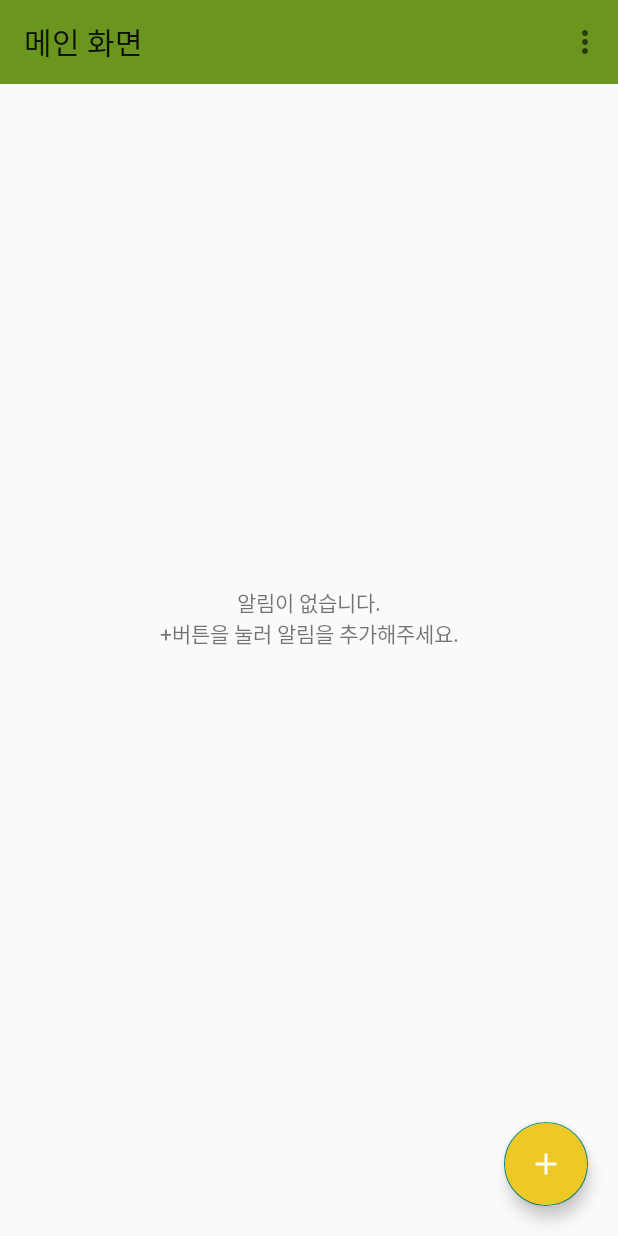
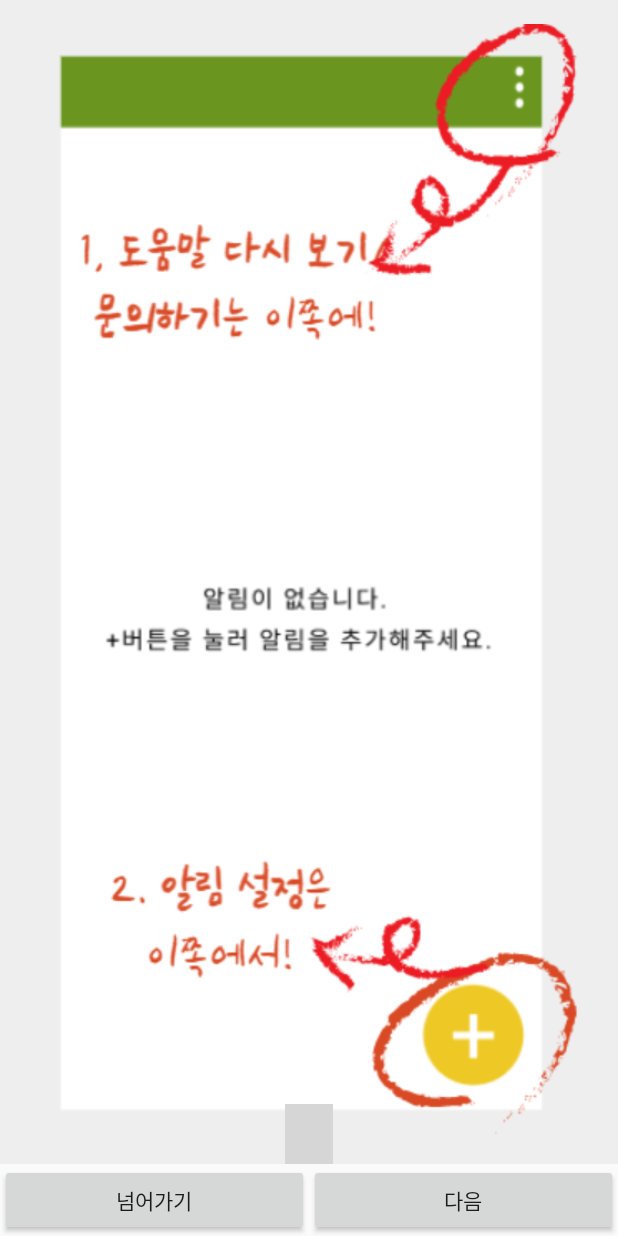
Before and after one commit to minWachya/BlinkingNotification, an Android app: the screen it shows after launch (MainActivity before the commit, HelpActivity after it), in the options menu, after a tap on "도움말 다시보기", on a phone screen of 412 x 824 dp. Run offline under Robolectric (Android 15) with nearby library versions, the phone set to English and light mode, and no system bars; plain views replace CircleIndicator3; 3 statements that could not run were skipped; grey boxes are pictures that could not be loaded.

Commit message:
도움말 기능 완료

```diff
--- a/app/src/main/java/com/example/blinkingnotification/HelpActivity.kt
+++ b/app/src/main/java/com/example/blinkingnotification/HelpActivity.kt
@@ -1,5 +1,6 @@
 package com.example.blinkingnotification
 
+import android.content.Intent
 import androidx.appcompat.app.AppCompatActivity
 import android.os.Bundle
 import android.widget.Toast
@@ -62,26 +63,22 @@ class HelpActivity : AppCompatActivity() {
             when(pager.currentItem){
                 0 -> pager.currentItem = 1
                 1 -> pager.currentItem = 2
-                2 -> {
-                    // 다음에도 보이게 설정
-                    val sharedPreference = getSharedPreferences("help", MODE_PRIVATE)
-                    val editor = sharedPreference.edit()
-                    editor.putBoolean("isShow", true)
-                    editor.apply()
-                    finish()
-                }
+                2 -> binding.btnSkip.callOnClick()  // '넘어가기' 버튼 누른 것과 같은 동작(메인 화면으로 이동)
                 // 디폴트는 시작 페이지로
                 else -> pager.currentItem = 0
             }
         }
-        // '다시 보지 않기' 버튼 클릭
-        binding.btnNeverSee.setOnClickListener {
+        // '넘어가기' 버튼 클릭
+        binding.btnSkip.setOnClickListener {
             // 다음에는 안 보이게 설정
             val sharedPreference = getSharedPreferences("help", MODE_PRIVATE)
             val editor = sharedPreference.edit()
             editor.putBoolean("isShow", false)
             editor.apply()
-            finish()
+
+            // 메인 화면으로 이동
+            val intent = Intent(this@HelpActivity, MainActivity::class.java)
+            startActivity(intent)
             finish()
         }
 
--- a/app/src/main/java/com/example/blinkingnotification/MainActivity.kt
+++ b/app/src/main/java/com/example/blinkingnotification/MainActivity.kt
@@ -17,14 +17,6 @@ class MainActivity : AppCompatActivity() {
         binding = ActivityMainBinding.inflate(layoutInflater)
         val view = binding.root
         setContentView(view)
-
-        // 초기 도움말 화면 보이기
-        val sharedPreference = getSharedPreferences("help", MODE_PRIVATE)
-        val isShow = sharedPreference.getBoolean("isShow", true)
-        if(isShow) {
-            val intent = Intent(this@MainActivity, HelpActivity::class.java)
-            startActivity(intent)
-        }
 
         // 서브 메뉴 달기
         setSupportActionBar(binding.toolBar)
@@ -49,7 +41,10 @@ class MainActivity : AppCompatActivity() {
     override fun onOptionsItemSelected(item: MenuItem): Boolean {
         when (item.itemId) {
             R.id.help -> {
-                Toast.makeText(applicationContext, "도움!", Toast.LENGTH_SHORT).show()
+                // 도움말 액티비티로 이동
+                val intent = Intent(this@MainActivity, HelpActivity::class.java)
+                startActivity(intent)
+                finish()    // 도움말 엑티비티에서 메인 액티비티로 다시 이동하기 때문에 종료
                 return true
             }
             R.id.ask -> {
--- a/app/src/main/java/com/example/blinkingnotification/SplashActivity.kt
+++ b/app/src/main/java/com/example/blinkingnotification/SplashActivity.kt
@@ -17,9 +17,21 @@ class SplashActivity : AppCompatActivity() {
         val view = binding.root
         setContentView(view)
 
-        // 메인 액티비티로 이동
-        val intent = Intent(this@SplashActivity, MainActivity::class.java)
-        startActivity(intent)
-        finish()
+
+        // 초기 도움말 화면 보이기
+        val sharedPreference = getSharedPreferences("help", MODE_PRIVATE)
+        val isShow = sharedPreference.getBoolean("isShow", true)
+        if(isShow) {
+            val intent = Intent(this@SplashActivity, HelpActivity::class.java)
+            startActivity(intent)
+            finish()
+        }
+        else {
+            // 메인 액티비티로 이동
+            val intent = Intent(this@SplashActivity, MainActivity::class.java)
+            startActivity(intent)
+            finish()
+        }
+
     }
 }
--- a/app/src/main/res/layout/activity_help.xml
+++ b/app/src/main/res/layout/activity_help.xml
@@ -9,7 +9,7 @@
     <FrameLayout
         android:layout_width="match_parent"
         android:layout_height="0dp"
-        app:layout_constraintBottom_toTopOf="@+id/btnNeverSee"
+        app:layout_constraintBottom_toTopOf="@+id/btnSkip"
         app:layout_constraintEnd_toEndOf="parent"
         app:layout_constraintStart_toStartOf="parent"
         app:layout_constraintTop_toTopOf="parent">
@@ -30,10 +30,10 @@
     </FrameLayout>
 
     <Button
-        android:id="@+id/btnNeverSee"
+        android:id="@+id/btnSkip"
         android:layout_width="0dp"
         android:layout_height="wrap_content"
-        android:text="다시 보지 않기"
+        android:text="넘어가기"
         app:layout_constraintBottom_toBottomOf="parent"
         app:layout_constraintEnd_toStartOf="@+id/btnNextAndOK"
         app:layout_constraintStart_toStartOf="parent" />
@@ -45,6 +45,6 @@
         android:text="다음"
         app:layout_constraintBottom_toBottomOf="parent"
         app:layout_constraintEnd_toEndOf="parent"
-        app:layout_constraintStart_toEndOf="@+id/btnNeverSee" />
+        app:layout_constraintStart_toEndOf="@+id/btnSkip" />
 
 </androidx.constraintlayout.widget.ConstraintLayout>
```
